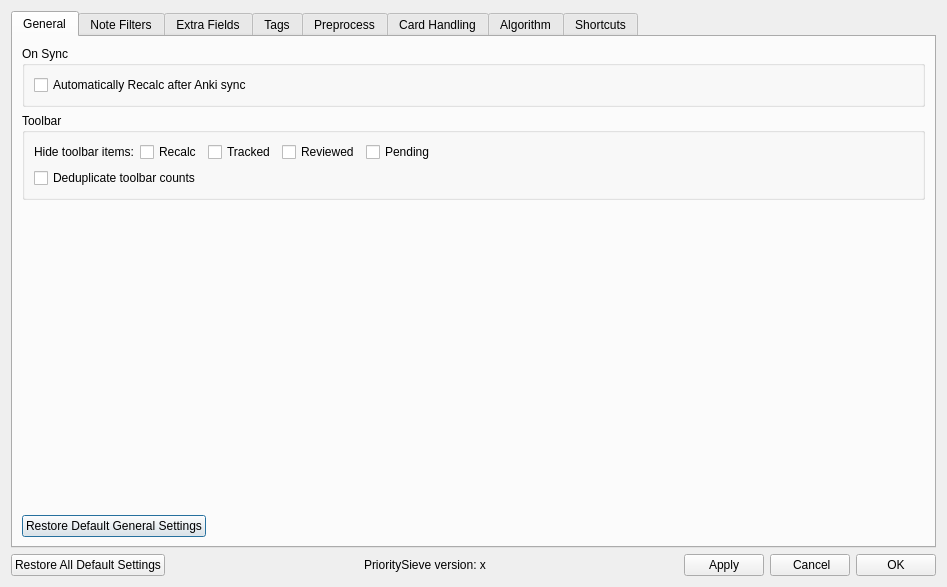
First picture: the form in prioritysieve/ui/settings_dialog.ui, repository travv0/prioritysieve, before the edit.
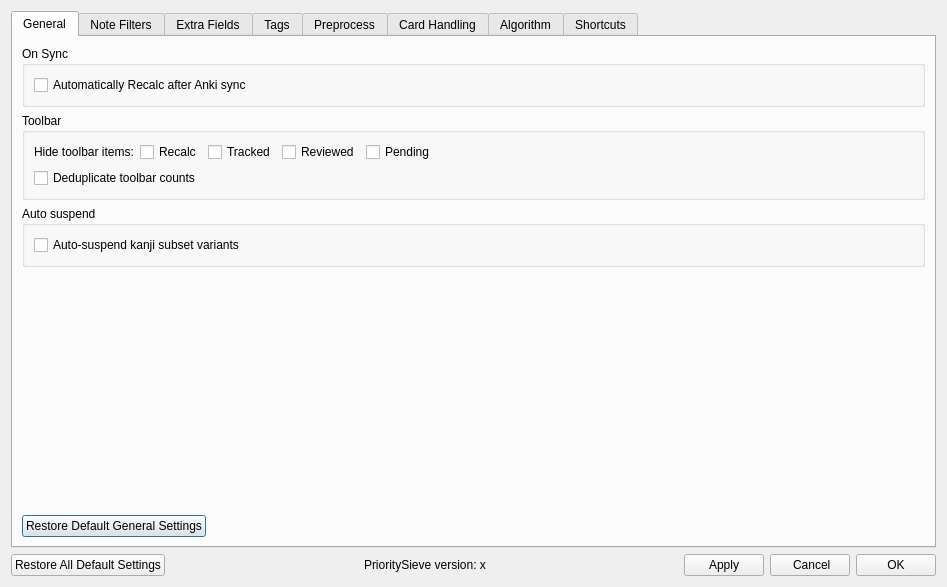
Second picture: the form after the edit.

Commit message: Add kanji subset auto-suspend option

```diff
--- a/prioritysieve/ui/settings_dialog.ui
+++ b/prioritysieve/ui/settings_dialog.ui
@@ -129,6 +129,22 @@
           </layout>
          </widget>
         </item>
+        <item>
+         <widget class="QGroupBox" name="groupBox_18">
+          <property name="title">
+           <string>Auto suspend</string>
+          </property>
+          <layout class="QVBoxLayout" name="verticalLayout_57">
+           <item>
+            <widget class="QCheckBox" name="autoSuspendKanjiSubsetCheckBox">
+             <property name="text">
+              <string>Auto-suspend kanji subset variants</string>
+             </property>
+            </widget>
+           </item>
+          </layout>
+         </widget>
+        </item>
         <item>
          <spacer name="verticalSpacer_7">
           <property name="orientation">
```
The commit also changes 10 other files.
